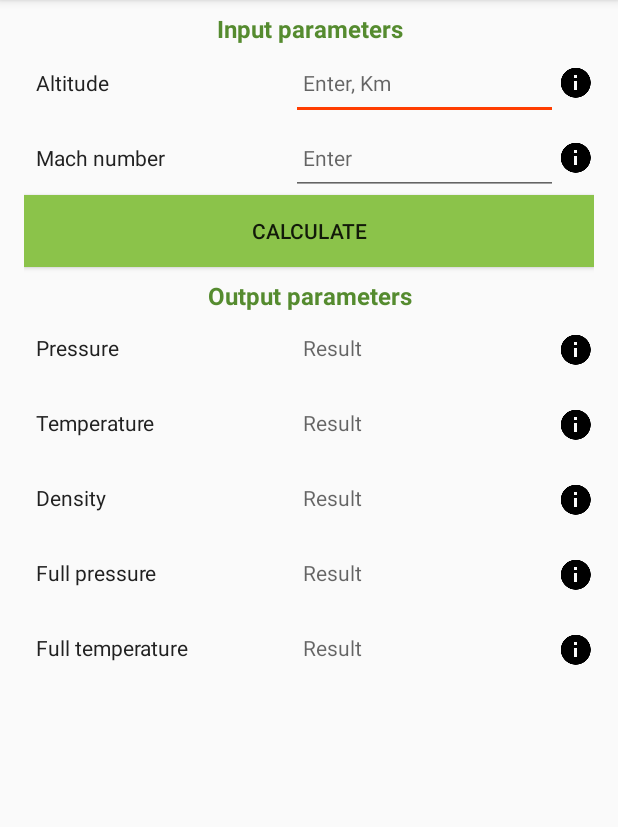
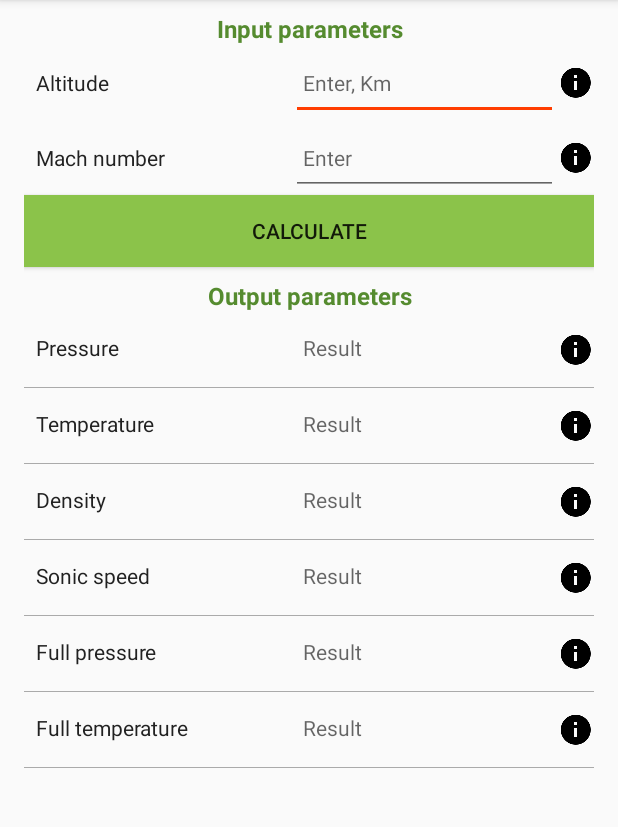
Before and after one commit to since85stas/Atmosphere02, an Android app: the screen it shows after launch (CalculateActivity), on a phone screen of 412 x 824 dp, the part 84-911 px from its top. Run offline under Robolectric (Android 15) with nearby library versions, the phone set to English and light mode, and no system bars.

Commit message:
Change logo. Add divider.

```diff
--- a/app/src/main/AndroidManifest.xml
+++ b/app/src/main/AndroidManifest.xml
@@ -4,7 +4,7 @@
 
     <application
         android:allowBackup="true"
-        android:icon="@mipmap/ic_launcher"
+        android:icon="@mipmap/atm_launcher"
         android:label="@string/app_name"
         android:roundIcon="@mipmap/ic_launcher_round"
         android:supportsRtl="true"
--- a/app/src/main/res/layout/calculate_activity.xml
+++ b/app/src/main/res/layout/calculate_activity.xml
@@ -85,6 +85,10 @@
             android:onClick="calculateHelpOnClick"
             />
     </LinearLayout>
+    <View
+        android:layout_width="match_parent"
+        android:layout_height="0.5dp"
+        android:background="@android:color/darker_gray"/>
     <LinearLayout xmlns:android="http://schemas.android.com/apk/res/android"
         android:layout_width="match_parent"
         android:layout_height="wrap_content"
@@ -102,6 +106,10 @@
             style="@style/help_icon_style"
             android:onClick="calculateHelpOnClick"/>
     </LinearLayout>
+    <View
+        android:layout_width="match_parent"
+        android:layout_height="0.5dp"
+        android:background="@android:color/darker_gray"/>
     <LinearLayout xmlns:android="http://schemas.android.com/apk/res/android"
         android:layout_width="match_parent"
         android:layout_height="wrap_content"
@@ -119,6 +127,32 @@
             style="@style/help_icon_style"
             android:onClick="calculateHelpOnClick"/>
     </LinearLayout>
+    <View
+        android:layout_width="match_parent"
+        android:layout_height="0.5dp"
+        android:background="@android:color/darker_gray"/>
+    <LinearLayout xmlns:android="http://schemas.android.com/apk/res/android"
+        android:layout_width="match_parent"
+        android:layout_height="wrap_content"
+        android:orientation="horizontal"
+        android:baselineAligned="false">
+
+        <TextView
+            style="@style/output_basic_styleTextView"
+            android:text="@string/sonicSpeedTextView" />
+        <TextView
+            android:id="@+id/sonicSpeedValue"
+            android:hint="@string/resultHint"
+            style="@style/output_basic_styleTextView"/>
+        <ImageButton
+            android:id="@+id/sonicSpeedHelp"
+            style="@style/help_icon_style"
+            android:onClick="calculateHelpOnClick"/>
+    </LinearLayout>
+    <View
+        android:layout_width="match_parent"
+        android:layout_height="0.5dp"
+        android:background="@android:color/darker_gray"/>
     <LinearLayout xmlns:android="http://schemas.android.com/apk/res/android"
         android:layout_width="match_parent"
         android:layout_height="wrap_content"
@@ -136,6 +170,10 @@
             style="@style/help_icon_style"
             android:onClick="calculateHelpOnClick"/>
     </LinearLayout>
+    <View
+        android:layout_width="match_parent"
+        android:layout_height="0.5dp"
+        android:background="@android:color/darker_gray"/>
     <LinearLayout xmlns:android="http://schemas.android.com/apk/res/android"
         android:layout_width="match_parent"
         android:layout_height="wrap_content"
@@ -153,4 +191,9 @@
             style="@style/help_icon_style"
             android:onClick="calculateHelpOnClick"/>
     </LinearLayout>
+    <View
+        android:layout_width="match_parent"
+        android:layout_height="0.5dp"
+        android:background="@android:color/darker_gray"/>
+
 </LinearLayout>
--- a/app/src/main/res/values/strings.xml
+++ b/app/src/main/res/values/strings.xml
@@ -33,6 +33,7 @@
     <string name="temperatureHelpString">Static temperature in K.</string>
     <string name="fullPressureHelpString">Full pressure of inlet flow in Pa.</string>
     <string name="fullTemperatureHelpString">Full temperature of inlet flow in K.</string>
+    <string name="sonicSpeedHelpString">Sonic speed of the air in m/s.</string>
     <string name="graphHelpString">Enter altitude range in kilometers for parameters
         changing. Press OK button to generate graph. If no altitude was given program will work with default
         altitude range from 0 to 50 kilometers.</string>
@@ -53,5 +54,6 @@
     </string>
     <string name="graphOkbutton">Ok</string>
     <string name="exit_menu_text">Quit</string>
+    <string name="sonicSpeedTextView">Sonic speed</string>
 
 </resources>
```
Also changed, not shown: app/src/main/java/com/batura/stas/atmosphere/Atmosphere.java (+15 -3 lines), app/src/main/java/com/batura/stas/atmosphere/CalculateActivity.java (+13 -1 lines).
